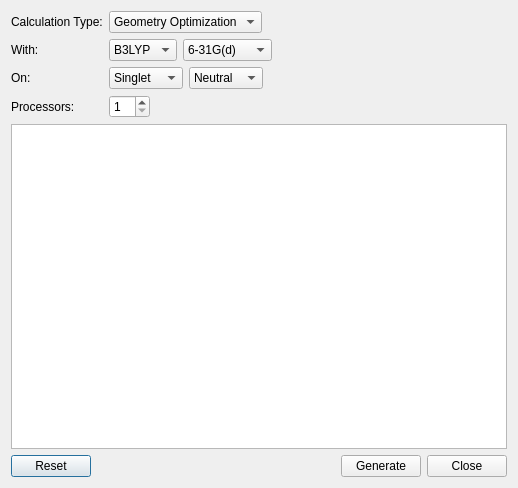
cryos/avogadro, file libavogadro/src/extensions/gaussianinputdialog.ui: the form before one commit.
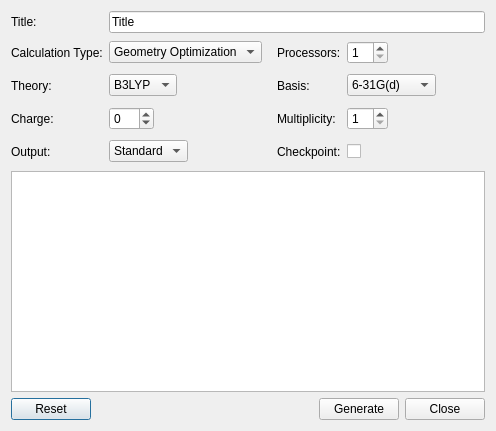
The form after the commit.

Commit message: Added several new options and modifications based upon discussion in bug 1954113. Editing of the text edit box still needs to be added.

Diff of the .ui file:
```diff
--- a/libavogadro/src/extensions/gaussianinputdialog.ui
+++ b/libavogadro/src/extensions/gaussianinputdialog.ui
@@ -5,22 +5,44 @@
    <rect>
     <x>0</x>
     <y>0</y>
-    <width>518</width>
-    <height>488</height>
+    <width>496</width>
+    <height>431</height>
    </rect>
   </property>
   <property name="windowTitle" >
    <string>Gaussian Input Deck Generator</string>
   </property>
+  <layout class="QVBoxLayout" name="verticalLayout" >
+   <item>
   <layout class="QGridLayout" name="gridLayout" >
    <item row="0" column="0" >
+      <widget class="QLabel" name="label_7" >
+       <property name="text" >
+        <string>Title:</string>
+       </property>
+       <property name="buddy" >
+        <cstring>titleLine</cstring>
+       </property>
+      </widget>
+     </item>
+     <item row="0" column="1" colspan="3" >
+      <widget class="QLineEdit" name="titleLine" >
+       <property name="text" >
+        <string>Title</string>
+       </property>
+      </widget>
+     </item>
+     <item row="1" column="0" >
     <widget class="QLabel" name="label" >
      <property name="text" >
       <string>Calculation Type:</string>
      </property>
-    </widget>
-   </item>
-   <item row="0" column="1" >
+       <property name="buddy" >
+        <cstring>calculationCombo</cstring>
+       </property>
+      </widget>
+     </item>
+     <item row="1" column="1" >
     <layout class="QHBoxLayout" name="horizontalLayout" >
      <item>
       <widget class="QComboBox" name="calculationCombo" >
@@ -51,22 +73,62 @@
        </property>
        <property name="sizeHint" stdset="0" >
         <size>
-         <width>40</width>
-         <height>20</height>
+           <width>18</width>
+           <height>27</height>
         </size>
        </property>
       </spacer>
      </item>
     </layout>
    </item>
-   <item row="1" column="0" >
+     <item row="1" column="2" >
+      <widget class="QLabel" name="label_4" >
+       <property name="text" >
+        <string>Processors:</string>
+       </property>
+       <property name="buddy" >
+        <cstring>procSpin</cstring>
+       </property>
+      </widget>
+     </item>
+     <item row="1" column="3" >
+      <layout class="QHBoxLayout" name="horizontalLayout_5" >
+       <item>
+        <widget class="QSpinBox" name="procSpin" >
+         <property name="minimum" >
+          <number>1</number>
+         </property>
+         <property name="value" >
+          <number>1</number>
+         </property>
+        </widget>
+       </item>
+       <item>
+        <spacer name="horizontalSpacer_5" >
+         <property name="orientation" >
+          <enum>Qt::Horizontal</enum>
+         </property>
+         <property name="sizeHint" stdset="0" >
+          <size>
+           <width>58</width>
+           <height>26</height>
+          </size>
+         </property>
+        </spacer>
+       </item>
+      </layout>
+     </item>
+     <item row="2" column="0" >
     <widget class="QLabel" name="label_2" >
      <property name="text" >
-      <string>With:</string>
+        <string>Theory:</string>
+       </property>
+       <property name="buddy" >
+        <cstring>theoryCombo</cstring>
      </property>
     </widget>
    </item>
-   <item row="1" column="1" >
+     <item row="2" column="1" >
     <layout class="QHBoxLayout" name="horizontalLayout_2" >
      <item>
       <widget class="QComboBox" name="theoryCombo" >
@@ -106,6 +168,33 @@
       </widget>
      </item>
      <item>
+        <spacer name="horizontalSpacer_3" >
+         <property name="orientation" >
+          <enum>Qt::Horizontal</enum>
+         </property>
+         <property name="sizeHint" stdset="0" >
+          <size>
+           <width>58</width>
+           <height>27</height>
+          </size>
+         </property>
+        </spacer>
+       </item>
+      </layout>
+     </item>
+     <item row="2" column="2" >
+      <widget class="QLabel" name="label_5" >
+       <property name="text" >
+        <string>Basis:</string>
+       </property>
+       <property name="buddy" >
+        <cstring>basisCombo</cstring>
+       </property>
+      </widget>
+     </item>
+     <item row="2" column="3" >
+      <layout class="QHBoxLayout" name="horizontalLayout_6" >
+       <item>
       <widget class="QComboBox" name="basisCombo" >
        <property name="currentIndex" >
         <number>2</number>
@@ -133,81 +222,40 @@
       </widget>
      </item>
      <item>
-      <spacer name="horizontalSpacer_3" >
+        <spacer name="horizontalSpacer_6" >
        <property name="orientation" >
         <enum>Qt::Horizontal</enum>
        </property>
        <property name="sizeHint" stdset="0" >
         <size>
-         <width>40</width>
-         <height>20</height>
+           <width>58</width>
+           <height>26</height>
         </size>
        </property>
       </spacer>
      </item>
     </layout>
    </item>
-   <item row="2" column="0" >
+     <item row="3" column="0" >
     <widget class="QLabel" name="label_3" >
      <property name="text" >
-      <string>On:</string>
+        <string>Charge:</string>
+       </property>
+       <property name="buddy" >
+        <cstring>chargeSpin</cstring>
      </property>
     </widget>
    </item>
-   <item row="2" column="1" >
+     <item row="3" column="1" >
     <layout class="QHBoxLayout" name="horizontalLayout_4" >
      <item>
-      <widget class="QComboBox" name="multiplicityCombo" >
-       <property name="currentIndex" >
+        <widget class="QSpinBox" name="chargeSpin" >
+         <property name="minimum" >
+          <number>-99</number>
+         </property>
+         <property name="value" >
         <number>0</number>
        </property>
-       <item>
-        <property name="text" >
-         <string>Singlet</string>
-        </property>
-       </item>
-       <item>
-        <property name="text" >
-         <string>Doublet</string>
-        </property>
-       </item>
-       <item>
-        <property name="text" >
-         <string>Triplet</string>
-        </property>
-       </item>
-      </widget>
-     </item>
-     <item>
-      <widget class="QComboBox" name="chargeCombo" >
-       <property name="currentIndex" >
-        <number>2</number>
-       </property>
-       <item>
-        <property name="text" >
-         <string>Dication</string>
-        </property>
-       </item>
-       <item>
-        <property name="text" >
-         <string>Cation</string>
-        </property>
-       </item>
-       <item>
-        <property name="text" >
-         <string>Neutral</string>
-        </property>
-       </item>
-       <item>
-        <property name="text" >
-         <string>Anion</string>
-        </property>
-       </item>
-       <item>
-        <property name="text" >
-         <string>Dianion</string>
-        </property>
-       </item>
       </widget>
      </item>
      <item>
@@ -217,25 +265,28 @@
        </property>
        <property name="sizeHint" stdset="0" >
         <size>
-         <width>40</width>
-         <height>20</height>
+           <width>58</width>
+           <height>27</height>
         </size>
        </property>
       </spacer>
      </item>
     </layout>
    </item>
-   <item row="3" column="0" >
-    <widget class="QLabel" name="label_4" >
+     <item row="3" column="2" >
+      <widget class="QLabel" name="label_6" >
      <property name="text" >
-      <string>Processors:</string>
+        <string>Multiplicity:</string>
+       </property>
+       <property name="buddy" >
+        <cstring>multiplicitySpin</cstring>
      </property>
     </widget>
    </item>
-   <item row="3" column="1" >
-    <layout class="QHBoxLayout" name="horizontalLayout_5" >
+     <item row="3" column="3" >
+      <layout class="QHBoxLayout" name="horizontalLayout_7" >
      <item>
-      <widget class="QSpinBox" name="procSpin" >
+        <widget class="QSpinBox" name="multiplicitySpin" >
        <property name="minimum" >
         <number>1</number>
        </property>
@@ -245,21 +296,89 @@
       </widget>
      </item>
      <item>
-      <spacer name="horizontalSpacer_5" >
+        <spacer name="horizontalSpacer_7" >
        <property name="orientation" >
         <enum>Qt::Horizontal</enum>
        </property>
        <property name="sizeHint" stdset="0" >
         <size>
-         <width>40</width>
-         <height>20</height>
+           <width>58</width>
+           <height>26</height>
         </size>
        </property>
       </spacer>
      </item>
     </layout>
    </item>
-   <item row="4" column="0" colspan="2" >
+     <item row="4" column="0" >
+      <widget class="QLabel" name="label_8" >
+       <property name="text" >
+        <string>Output:</string>
+       </property>
+       <property name="buddy" >
+        <cstring>outputCombo</cstring>
+       </property>
+      </widget>
+     </item>
+     <item row="4" column="1" >
+      <layout class="QHBoxLayout" name="horizontalLayout_8" >
+       <item>
+        <widget class="QComboBox" name="outputCombo" >
+         <property name="currentIndex" >
+          <number>0</number>
+         </property>
+         <item>
+          <property name="text" >
+           <string>Standard</string>
+          </property>
+         </item>
+         <item>
+          <property name="text" >
+           <string>Molden</string>
+          </property>
+         </item>
+         <item>
+          <property name="text" >
+           <string>Molekel</string>
+          </property>
+         </item>
+        </widget>
+       </item>
+       <item>
+        <spacer name="horizontalSpacer_9" >
+         <property name="orientation" >
+          <enum>Qt::Horizontal</enum>
+         </property>
+         <property name="sizeHint" stdset="0" >
+          <size>
+           <width>18</width>
+           <height>27</height>
+          </size>
+         </property>
+        </spacer>
+       </item>
+      </layout>
+     </item>
+     <item row="4" column="2" >
+      <widget class="QLabel" name="label_9" >
+       <property name="text" >
+        <string>Checkpoint:</string>
+       </property>
+       <property name="buddy" >
+        <cstring>multiplicitySpin</cstring>
+       </property>
+      </widget>
+     </item>
+     <item row="4" column="3" >
+      <widget class="QCheckBox" name="checkpointCheck" >
+       <property name="text" >
+        <string/>
+       </property>
+      </widget>
+     </item>
+    </layout>
+   </item>
+   <item>
     <widget class="QTextEdit" name="previewText" >
      <property name="enabled" >
       <bool>true</bool>
@@ -269,7 +388,7 @@
      </property>
     </widget>
    </item>
-   <item row="5" column="0" colspan="2" >
+   <item>
     <layout class="QHBoxLayout" name="horizontalLayout_3" >
      <item>
       <widget class="QPushButton" name="resetButton" >
```
Left out of the diff: 14 changed lines with no effect on the pictures. Lines whose indentation alone changed are shown as unchanged. The commit also changes 3 other files.
